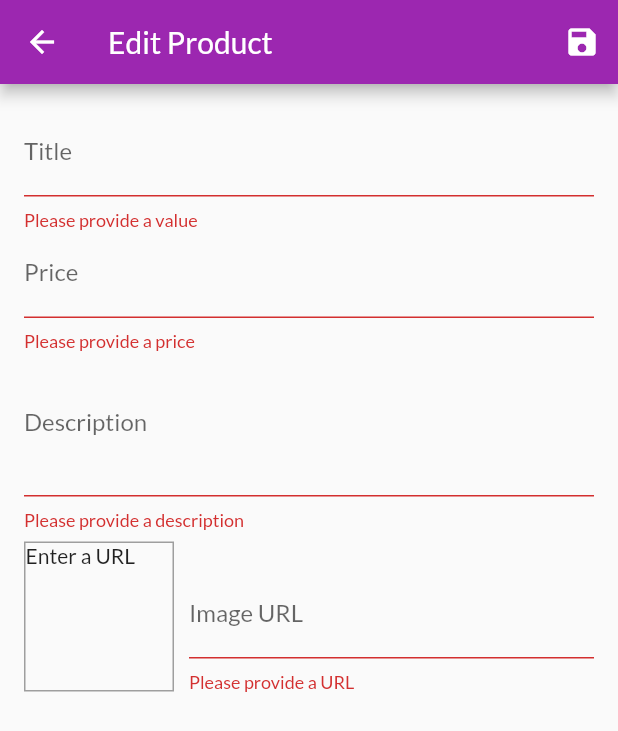
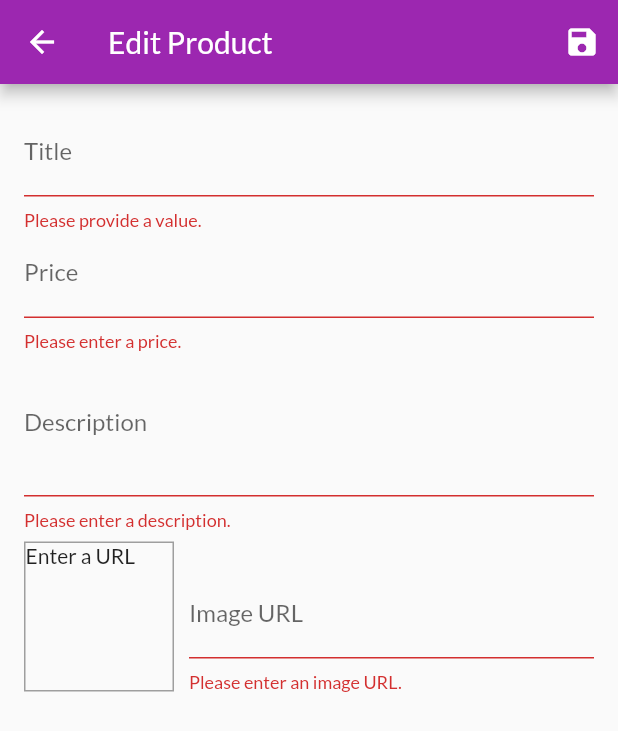
Before and after one commit to k00ka/course-pete, a Flutter app: the EditProductScreen screen opened by its route, after a tap on the "save" icon, on a phone screen of 412 x 824 dp. Shown: the top 731 px of the screen. Run offline on Flutter 3.47's test engine with Material 2 defaults, Android fonts, the phone set to English and light mode, and no system bars; network calls fail.

Commit message:
Completed ability to edit, delete and add products.  Understanding of validation and editing fields

```diff
--- a/course_app4/lib/screens/edit_product_screen.dart
+++ b/course_app4/lib/screens/edit_product_screen.dart
@@ -3,7 +3,6 @@
 
 import '../providers/product.dart';
 import '../providers/products.dart';
-
 
 class EditProductScreen extends StatefulWidget {
   static const routeName = '/edit-product';
@@ -25,11 +24,39 @@
     description: '',
     imageUrl: '',
   );
+  var _initValues = {
+    'title': '',
+    'description': '',
+    'price': '',
+    'imageUrl': '',
+  };
+  var _isInit = true;
 
   @override
   void initState() {
     _imageUrlFocusNode.addListener(_updateImageUrl);
     super.initState();
+  }
+
+  @override
+  void didChangeDependencies() {
+    if (_isInit) {
+      final productId = ModalRoute.of(context).settings.arguments as String;
+      if (productId != null) {
+        _editedProduct =
+            Provider.of<Products>(context, listen: false).findById(productId);
+        _initValues = {
+          'title': _editedProduct.title,
+          'description': _editedProduct.description,
+          'price': _editedProduct.price.toString(),
+          // 'imageUrl': _editedProduct.imageUrl,
+          'imageUrl': '',
+        };
+        _imageUrlController.text = _editedProduct.imageUrl;
+      }
+    }
+    _isInit = false;
+    super.didChangeDependencies();
   }
 
   @override
@@ -44,18 +71,30 @@
 
   void _updateImageUrl() {
     if (!_imageUrlFocusNode.hasFocus) {
+      if ((!_imageUrlController.text.startsWith('http') &&
+          !_imageUrlController.text.startsWith('https')) ||
+          (!_imageUrlController.text.endsWith('.png') &&
+              !_imageUrlController.text.endsWith('.jpg') &&
+              !_imageUrlController.text.endsWith('.jpeg'))) {
+        return;
+      }
       setState(() {});
     }
   }
 
   void _saveForm() {
     final isValid = _form.currentState.validate();
-
-    if(isValid) {
+    if (!isValid) {
+      return;
+    }
     _form.currentState.save();
+    if (_editedProduct.id != null) {
+      Provider.of<Products>(context, listen: false)
+          .updateProduct(_editedProduct.id, _editedProduct);
+    } else {
       Provider.of<Products>(context, listen: false).addProduct(_editedProduct);
+    }
     Navigator.of(context).pop();
-    }
   }
 
   @override
@@ -77,6 +116,7 @@
           child: ListView(
             children: <Widget>[
               TextFormField(
+                initialValue: _initValues['title'],
                 decoration: InputDecoration(labelText: 'Title'),
                 textInputAction: TextInputAction.next,
                 onFieldSubmitted: (_) {
@@ -84,10 +124,9 @@
                 },
                 validator: (value) {
                   if (value.isEmpty) {
-                    return 'Please provide a value';
-                  } else {
+                    return 'Please provide a value.';
+                  }
                   return null;
-                  }
                 },
                 onSaved: (value) {
                   _editedProduct = Product(
@@ -95,11 +134,12 @@
                       price: _editedProduct.price,
                       description: _editedProduct.description,
                       imageUrl: _editedProduct.imageUrl,
-                    id: null,
-                  );
+                      id: _editedProduct.id,
+                      isFavorite: _editedProduct.isFavorite);
                 },
               ),
               TextFormField(
+                initialValue: _initValues['price'],
                 decoration: InputDecoration(labelText: 'Price'),
                 textInputAction: TextInputAction.next,
                 keyboardType: TextInputType.number,
@@ -109,13 +149,13 @@
                 },
                 validator: (value) {
                   if (value.isEmpty) {
-                    return 'Please provide a price';
+                    return 'Please enter a price.';
                   }
-                  if(double.tryParse(value) == null) {
-                    return 'Enter a valid number';
+                  if (double.tryParse(value) == null) {
+                    return 'Please enter a valid number.';
                   }
-                  if(double.parse(value) <= 0){
-                    return 'Please enter a number > 0';
+                  if (double.parse(value) <= 0) {
+                    return 'Please enter a number greater than zero.';
                   }
                   return null;
                 },
@@ -125,21 +165,24 @@
                       price: double.parse(value),
                       description: _editedProduct.description,
                       imageUrl: _editedProduct.imageUrl,
-                    id: null,
-                  );
+                      id: _editedProduct.id,
+                      isFavorite: _editedProduct.isFavorite);
                 },
               ),
               TextFormField(
+                initialValue: _initValues['description'],
                 decoration: InputDecoration(labelText: 'Description'),
                 maxLines: 3,
                 keyboardType: TextInputType.multiline,
                 focusNode: _descriptionFocusNode,
                 validator: (value) {
                   if (value.isEmpty) {
-                    return 'Please provide a description';
-                  } else {
+                    return 'Please enter a description.';
+                  }
+                  if (value.length < 10) {
+                    return 'Should be at least 10 characters long.';
+                  }
                   return null;
-                  }
                 },
                 onSaved: (value) {
                   _editedProduct = Product(
@@ -147,7 +190,8 @@
                     price: _editedProduct.price,
                     description: value,
                     imageUrl: _editedProduct.imageUrl,
-                    id: null,
+                    id: _editedProduct.id,
+                    isFavorite: _editedProduct.isFavorite,
                   );
                 },
               ),
@@ -188,10 +232,16 @@
                       },
                       validator: (value) {
                         if (value.isEmpty) {
-                          return 'Please provide a URL';
+                          return 'Please enter an image URL.';
                         }
-                        if (!value.startsWith('http') && !value.startsWith('https')) {
-                          return 'Please enter a valid URL';
+                        if (!value.startsWith('http') &&
+                            !value.startsWith('https')) {
+                          return 'Please enter a valid URL.';
+                        }
+                        if (!value.endsWith('.png') &&
+                            !value.endsWith('.jpg') &&
+                            !value.endsWith('.jpeg')) {
+                          return 'Please enter a valid image URL.';
                         }
                         return null;
                       },
@@ -201,7 +251,8 @@
                           price: _editedProduct.price,
                           description: _editedProduct.description,
                           imageUrl: value,
-                          id: null,
+                          id: _editedProduct.id,
+                          isFavorite: _editedProduct.isFavorite,
                         );
                       },
                     ),
--- a/course_app4/lib/screens/user_products_screen.dart
+++ b/course_app4/lib/screens/user_products_screen.dart
@@ -1,10 +1,10 @@
 import 'package:flutter/material.dart';
-import 'package:flutter_complete_guide/screens/edit_product_screen.dart';
 import 'package:provider/provider.dart';
 
 import '../providers/products.dart';
 import '../widgets/user_product_item.dart';
 import '../widgets/app_drawer.dart';
+import './edit_product_screen.dart';
 
 class UserProductsScreen extends StatelessWidget {
   static const routeName = '/user-products';
@@ -32,6 +32,7 @@
           itemBuilder: (_, i) => Column(
             children: [
               UserProductItem(
+                productsData.items[i].id,
                 productsData.items[i].title,
                 productsData.items[i].imageUrl,
               ),
```
Also changed, not shown: course_app4/lib/providers/products.dart (+34 -12 lines), course_app4/lib/widgets/user_product_item.dart (+26 -7 lines). Lines whose indentation alone changed are shown as unchanged.
